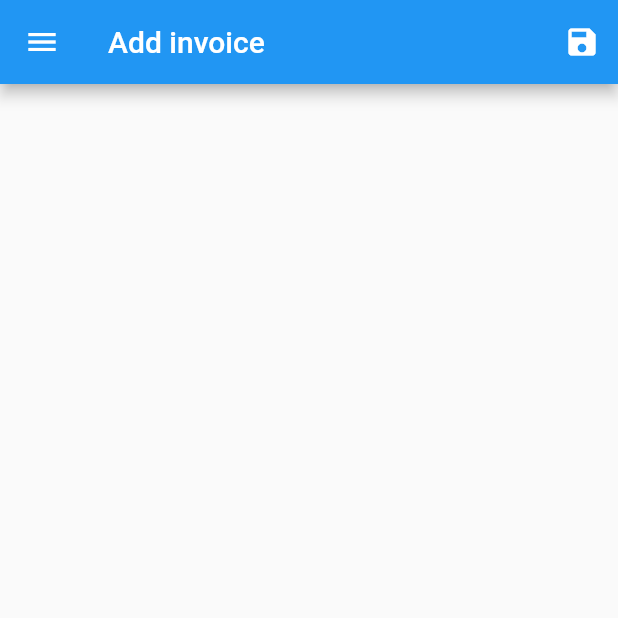
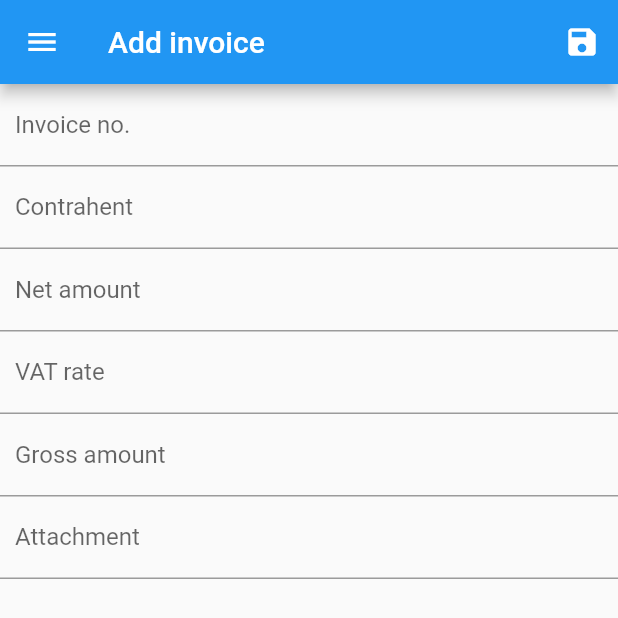
Before and after one commit to fildogan/my_invoices, a Flutter app: the screen it shows once a user with an empty profile is signed in, on a phone screen of 412 x 824 dp. Shown: the top 618 px of the screen. Run offline on Flutter 3.47's test engine with Material 2 defaults, Android fonts, the phone set to English and light mode, and no system bars; our stand-ins replace firebase_auth, firebase_core; missing offline and left inert: firebase_ui_auth; accounts and stored records are empty; generated files the repository leaves out were written again.

Commit message:
Add TextFormFields and polish Drawer for AddInvoicePage

```diff
--- a/lib/features/add_invoice/add_invoice_page.dart
+++ b/lib/features/add_invoice/add_invoice_page.dart
@@ -25,15 +25,31 @@ class _AddInvoicePageState extends State<AddInvoicePage> {
       drawer: Drawer(
         child: ListView(
           children: [
-            DrawerHeader(child: Text('menu')),
+            SizedBox(
+              height: 80,
+              child: DrawerHeader(
+                  padding:
+                      const EdgeInsets.symmetric(horizontal: 16, vertical: 8),
+                  child: Row(
+                    children: [
+                      InkWell(
+                          onTap: () => Navigator.of(context).pop(),
+                          child: const Icon(Icons.arrow_back)),
+                      const SizedBox(
+                        width: 10,
+                      ),
+                      const Text('menu'),
+                    ],
+                  )),
+            ),
             ListTile(
-              title: Text('Add invoice'),
+              title: const Text('Add invoice'),
               onTap: () {
                 Navigator.of(context).pop();
               },
             ),
             ListTile(
-              title: Text('List of invoices'),
+              title: const Text('List of invoices'),
               onTap: () {
                 Navigator.of(context).pop();
               },
@@ -41,6 +57,46 @@ class _AddInvoicePageState extends State<AddInvoicePage> {
           ],
         ),
       ),
+      body: ListView(
+        children: [
+          TextFormField(
+            decoration: const InputDecoration(
+              labelText: 'Invoice no.',
+              contentPadding: EdgeInsets.all(10),
+            ),
+          ),
+          TextFormField(
+            decoration: const InputDecoration(
+              labelText: 'Contrahent',
+              contentPadding: EdgeInsets.all(10),
+            ),
+          ),
+          TextFormField(
+            decoration: const InputDecoration(
+              labelText: 'Net amount',
+              contentPadding: EdgeInsets.all(10),
+            ),
+          ),
+          TextFormField(
+            decoration: const InputDecoration(
+              labelText: 'VAT rate',
+              contentPadding: EdgeInsets.all(10),
+            ),
+          ),
+          TextFormField(
+            decoration: const InputDecoration(
+              labelText: 'Gross amount',
+              contentPadding: EdgeInsets.all(10),
+            ),
+          ),
+          TextFormField(
+            decoration: const InputDecoration(
+              labelText: 'Attachment',
+              contentPadding: EdgeInsets.all(10),
+            ),
+          ),
+        ],
+      ),
     ));
   }
 }
```
